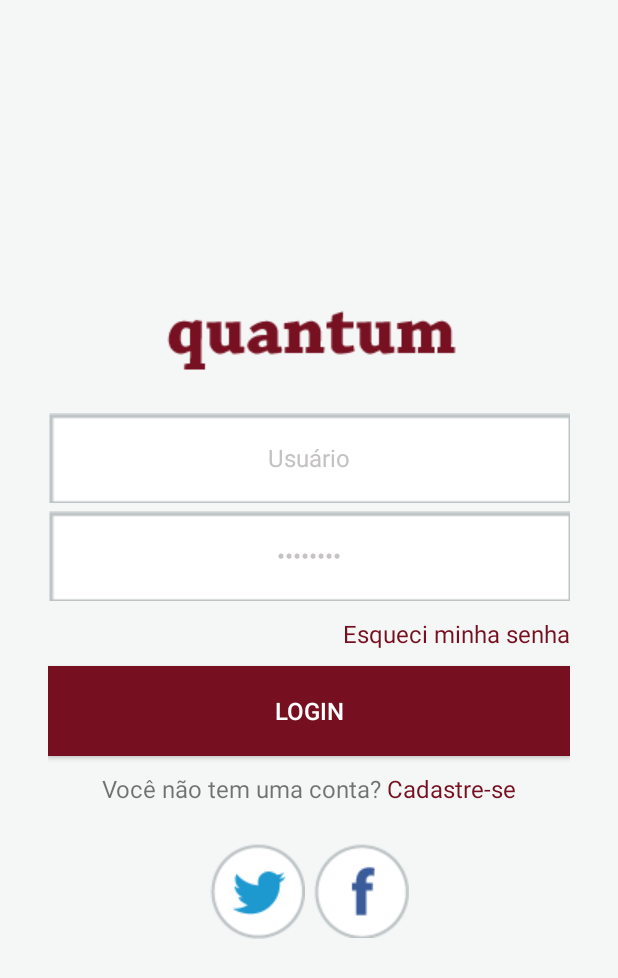
After one commit to deangelicriatividade100/qtum, an Android app: the layout login.xml on its own in the app's theme, with its tools: preview values and no code run, on a phone screen of 412 x 824 dp. The commit adds this screen. Shown: the top 978 px of the screen. Run offline under Robolectric (Android 15) with nearby library versions, the phone set to English and light mode, and no system bars.

Commit message:
xml tela de login e imagens

```diff
--- /dev/null
+++ b/quantum/app/src/main/res/layout/login.xml
@@ -0,0 +1,122 @@
+<?xml version="1.0" encoding="utf-8"?>
+<RelativeLayout xmlns:android="http://schemas.android.com/apk/res/android"
+    android:layout_width="match_parent"
+    android:layout_height="match_parent"
+    android:background="#f5f7f7">
+
+    <RelativeLayout
+        android:layout_width="match_parent"
+        android:layout_height="wrap_content"
+        android:paddingRight="@dimen/margem_login"
+        android:paddingLeft="@dimen/margem_login"
+        android:layout_centerInParent="true">
+
+        <ImageView
+            android:layout_width="wrap_content"
+            android:layout_height="wrap_content"
+            android:id="@+id/logo"
+            android:src="@drawable/quantum"
+            android:layout_centerHorizontal="true"
+            android:layout_marginBottom="@dimen/margem_bottom"/>
+
+        <EditText
+            android:layout_width="@dimen/largura_bnt"
+            android:layout_height="@dimen/altura_btn"
+            android:id="@+id/back_user"
+            android:layout_below="@id/logo"
+            android:background="@drawable/back_edt"
+            android:text="@string/login"
+            android:inputType="text"
+            android:gravity="center"
+            style="@style/hint"
+            android:layout_marginBottom="@dimen/padding"/>
+
+        <EditText
+            android:layout_width="@dimen/largura_bnt"
+            android:layout_height="@dimen/altura_btn"
+            android:id="@+id/pass"
+            android:background="@drawable/back_edt"
+            android:layout_below="@id/back_user"
+            android:inputType="textPassword"
+            android:gravity="center"
+            android:text="password"
+            android:layout_marginBottom="@dimen/padding"
+            style="@style/hint"/>
+
+        <TextView
+            android:layout_width="wrap_content"
+            android:layout_height="wrap_content"
+            android:id="@+id/esqueci_senha"
+            android:text="@string/esqueci"
+            android:layout_below="@id/pass"
+            android:layout_alignRight="@id/pass"
+            android:layout_marginBottom="@dimen/padding"
+            android:layout_marginTop="@dimen/padding"
+            style="@style/termos_form"/>
+
+        <Button
+            android:layout_width="@dimen/largura_bnt"
+            android:layout_height="@dimen/altura_btn"
+            android:id="@+id/botao_login"
+            android:layout_below="@id/esqueci_senha"
+            style="@style/titulos"
+            android:text="Login"
+            android:layout_marginTop="@dimen/padding"
+            android:layout_marginBottom="@dimen/padding"
+            android:background="@color/corsecundaria"/>
+
+       <RelativeLayout
+           android:layout_width="match_parent"
+           android:layout_height="wrap_content"
+           android:id="@+id/wrap_termos"
+           android:layout_below="@id/botao_login"
+           android:gravity="center_horizontal"
+           android:layout_marginTop="@dimen/padding"
+           android:layout_marginBottom="@dimen/padding"
+           android:layout_centerHorizontal="true">
+
+        <TextView
+            android:layout_width="wrap_content"
+            android:layout_height="wrap_content"
+            android:id="@+id/nao_conta"
+            android:textSize="16sp"
+            android:layout_marginRight="@dimen/padding_esqueci"
+            android:text="Você não tem uma conta?"/>
+
+        <TextView
+            android:layout_width="wrap_content"
+            android:layout_height="wrap_content"
+            android:id="@+id/cadastre"
+            android:text="Cadastre-se"
+            android:layout_toRightOf="@id/nao_conta"
+            style="@style/termos_form"/>
+
+       </RelativeLayout>
+
+        <RelativeLayout
+            android:layout_width="match_parent"
+            android:layout_height="wrap_content"
+            android:layout_below="@id/wrap_termos"
+            android:layout_marginTop="@dimen/padding_social"
+            android:gravity="center">
+
+            <ImageButton
+                android:layout_width="wrap_content"
+                android:layout_height="wrap_content"
+                android:id="@+id/btn_twitter"
+                android:background="@drawable/btn_twitter"
+                android:layout_marginRight="@dimen/padding"/>
+
+            <ImageButton
+                android:layout_width="wrap_content"
+                android:layout_height="wrap_content"
+                android:id="@+id/btn_face"
+                android:layout_toRightOf="@id/btn_twitter"
+                android:background="@drawable/btn_facebook"/>
+
+        </RelativeLayout>
+
+
+    </RelativeLayout>
+
+</RelativeLayout>
--- a/quantum/app/src/main/res/values/colors.xml
+++ b/quantum/app/src/main/res/values/colors.xml
@@ -7,5 +7,6 @@
     <color name="corbranco">#ffffff</color>
     <color name="corcinza">#7d7a7a</color>
     <color name="cinzaclaro">#e7e1e1</color>
+    <color name="corsecundaria">#761020</color>
 
 </resources>
--- a/quantum/app/src/main/res/values/dimens.xml
+++ b/quantum/app/src/main/res/values/dimens.xml
@@ -26,5 +26,11 @@
     <dimen name="margem_adcionar">15dp</dimen>
     <dimen name="top_img_principal">25dp</dimen>
     <dimen name="largura_linha">170dp</dimen>
+    <dimen name="margem_login">32dp</dimen>
+    <dimen name="altura_btn">60dp</dimen>
+    <dimen name="largura_bnt">352dp</dimen>
+    <dimen name="padding_esqueci">3dp</dimen>
+    <dimen name="padding_social">20dp</dimen>
+    <dimen name="margem_bottom">20dp</dimen>
 
 </resources>
--- a/quantum/app/src/main/res/values/strings.xml
+++ b/quantum/app/src/main/res/values/strings.xml
@@ -14,5 +14,7 @@
     <string name="num_ideiaum">0</string>
     <string name="num_ideiadois">0</string>
     <string name="comentar">0</string>
+    <string name="login">Usuário</string>
+    <string name="esqueci">Esqueci minha senha</string>
 
 </resources>
--- a/quantum/app/src/main/res/values/styles.xml
+++ b/quantum/app/src/main/res/values/styles.xml
@@ -37,5 +37,9 @@
         <item name="android:textSize">16sp</item>
     </style>
 
+    <style name="termos_form">
+        <item name="android:textColor">#761020</item>
+        <item name="android:textSize">16sp</item>
+    </style>
 
 </resources>
```
Also changed, not shown: quantum/app/src/main/res/drawable/back_edt.png (added), quantum/app/src/main/res/drawable/btn_facebook.png (added), quantum/app/src/main/res/drawable/btn_twitter.png (added), quantum/app/src/main/res/drawable/quantum.png (added), 6 other files.
